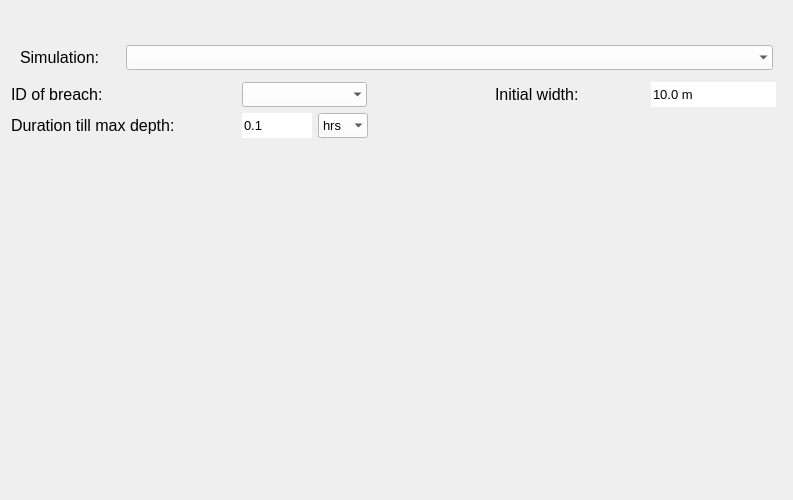
Old version of the form threedi_api_qgis_client/ui/page_breaches.ui in the repository nens/threedi-api-qgis-client.
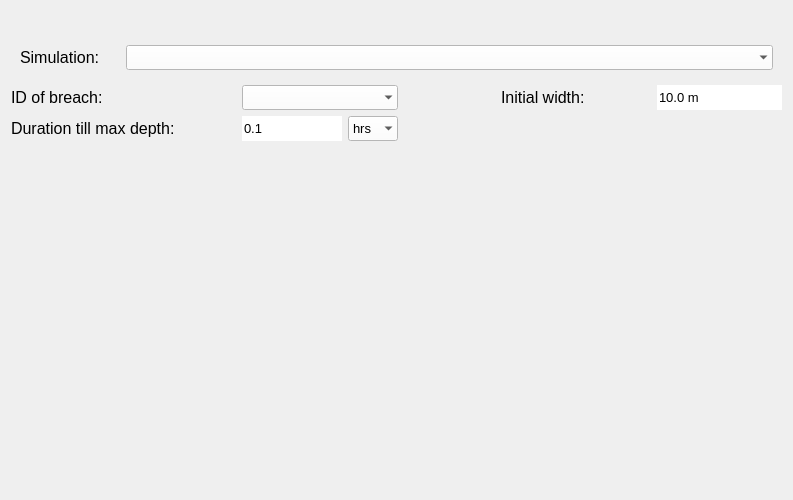
New version of the form.

Diff of the .ui file:
```diff
--- a/threedi_api_qgis_client/ui/page_breaches.ui
+++ b/threedi_api_qgis_client/ui/page_breaches.ui
@@ -66,249 +66,7 @@
    <set>Qt::ImhDigitsOnly</set>
   </property>
   <layout class="QGridLayout" name="gridLayout">
-   <item row="1" column="0" colspan="10">
-    <layout class="QVBoxLayout" name="svg_lout">
-     <property name="bottomMargin">
-      <number>0</number>
-     </property>
-    </layout>
-   </item>
-   <item row="8" column="4">
-    <spacer name="verticalSpacer">
-     <property name="orientation">
-      <enum>Qt::Vertical</enum>
-     </property>
-     <property name="sizeHint" stdset="0">
-      <size>
-       <width>20</width>
-       <height>40</height>
-      </size>
-     </property>
-    </spacer>
-   </item>
-   <item row="2" column="4">
-    <spacer name="verticalSpacer_2">
-     <property name="orientation">
-      <enum>Qt::Vertical</enum>
-     </property>
-     <property name="sizeType">
-      <enum>QSizePolicy::Fixed</enum>
-     </property>
-     <property name="sizeHint" stdset="0">
-      <size>
-       <width>20</width>
-       <height>25</height>
-      </size>
-     </property>
-    </spacer>
-   </item>
-   <item row="6" column="0" colspan="5">
-    <layout class="QHBoxLayout" name="horizontalLayout_3">
-     <property name="bottomMargin">
-      <number>0</number>
-     </property>
-     <item>
-      <widget class="QLabel" name="label_2">
-       <property name="sizePolicy">
-        <sizepolicy hsizetype="MinimumExpanding" vsizetype="Preferred">
-         <horstretch>0</horstretch>
-         <verstretch>0</verstretch>
-        </sizepolicy>
-       </property>
-       <property name="minimumSize">
-        <size>
-         <width>225</width>
-         <height>25</height>
-        </size>
-       </property>
-       <property name="maximumSize">
-        <size>
-         <width>250</width>
-         <height>25</height>
-        </size>
-       </property>
-       <property name="font">
-        <font>
-         <family>Segoe UI</family>
-         <pointsize>12</pointsize>
-        </font>
-       </property>
-       <property name="text">
-        <string>Duration till max depth:</string>
-       </property>
-      </widget>
-     </item>
-     <item>
-      <widget class="QDoubleSpinBox" name="sb_duration">
-       <property name="minimumSize">
-        <size>
-         <width>70</width>
-         <height>25</height>
-        </size>
-       </property>
-       <property name="maximumSize">
-        <size>
-         <width>70</width>
-         <height>25</height>
-        </size>
-       </property>
-       <property name="font">
-        <font>
-         <family>Segoe UI</family>
-         <pointsize>10</pointsize>
-        </font>
-       </property>
-       <property name="styleSheet">
-        <string notr="true">QDoubleSpinBox {background-color: white;}</string>
-       </property>
-       <property name="frame">
-        <bool>false</bool>
-       </property>
-       <property name="buttonSymbols">
-        <enum>QAbstractSpinBox::NoButtons</enum>
-       </property>
-       <property name="decimals">
-        <number>1</number>
-       </property>
-       <property name="maximum">
-        <double>9999999999999999455752309870428160.000000000000000</double>
-       </property>
-       <property name="value">
-        <double>0.100000000000000</double>
-       </property>
-      </widget>
-     </item>
-     <item>
-      <widget class="QComboBox" name="dd_units">
-       <property name="sizePolicy">
-        <sizepolicy hsizetype="Minimum" vsizetype="Fixed">
-         <horstretch>0</horstretch>
-         <verstretch>0</verstretch>
-        </sizepolicy>
-       </property>
-       <property name="minimumSize">
-        <size>
-         <width>50</width>
-         <height>25</height>
-        </size>
-       </property>
-       <property name="maximumSize">
-        <size>
-         <width>50</width>
-         <height>25</height>
-        </size>
-       </property>
-       <property name="font">
-        <font>
-         <pointsize>10</pointsize>
-        </font>
-       </property>
-       <property name="styleSheet">
-        <string notr="true">QComboBox {background-color:white; selection-background-color: lightgray;}</string>
-       </property>
-       <property name="frame">
-        <bool>false</bool>
-       </property>
-       <item>
-        <property name="text">
-         <string>hrs</string>
-        </property>
-       </item>
-       <item>
-        <property name="text">
-         <string>min</string>
-        </property>
-       </item>
-       <item>
-        <property name="text">
-         <string>s</string>
-        </property>
-       </item>
-      </widget>
-     </item>
-    </layout>
-   </item>
-   <item row="5" column="0" colspan="5">
-    <layout class="QHBoxLayout" name="horizontalLayout">
-     <property name="bottomMargin">
-      <number>0</number>
-     </property>
-     <item>
-      <widget class="QLabel" name="label">
-       <property name="sizePolicy">
-        <sizepolicy hsizetype="MinimumExpanding" vsizetype="Preferred">
-         <horstretch>0</horstretch>
-         <verstretch>0</verstretch>
-        </sizepolicy>
-       </property>
-       <property name="minimumSize">
-        <size>
-         <width>225</width>
-         <height>25</height>
-        </size>
-       </property>
-       <property name="maximumSize">
-        <size>
-         <width>225</width>
-         <height>25</height>
-        </size>
-       </property>
-       <property name="font">
-        <font>
-         <family>Segoe UI</family>
-         <pointsize>12</pointsize>
-        </font>
-       </property>
-       <property name="text">
-        <string>ID of breach:</string>
-       </property>
-      </widget>
-     </item>
-     <item>
-      <widget class="QComboBox" name="dd_breach_id">
-       <property name="enabled">
-        <bool>true</bool>
-       </property>
-       <property name="sizePolicy">
-        <sizepolicy hsizetype="Minimum" vsizetype="Fixed">
-         <horstretch>0</horstretch>
-         <verstretch>0</verstretch>
-        </sizepolicy>
-       </property>
-       <property name="minimumSize">
-        <size>
-         <width>125</width>
-         <height>25</height>
-        </size>
-       </property>
-       <property name="maximumSize">
-        <size>
-         <width>125</width>
-         <height>25</height>
-        </size>
-       </property>
-       <property name="font">
-        <font>
-         <pointsize>10</pointsize>
-        </font>
-       </property>
-       <property name="layoutDirection">
-        <enum>Qt::LeftToRight</enum>
-       </property>
-       <property name="styleSheet">
-        <string notr="true">QComboBox {background-color:white; selection-background-color: lightgray;}</string>
-       </property>
-       <property name="editable">
-        <bool>false</bool>
-       </property>
-       <property name="frame">
-        <bool>false</bool>
-       </property>
-      </widget>
-     </item>
-    </layout>
-   </item>
-   <item row="3" column="0" colspan="10">
+   <item row="3" column="0" colspan="8">
     <widget class="QWidget" name="simulation_widget" native="true">
      <property name="sizePolicy">
       <sizepolicy hsizetype="Expanding" vsizetype="Preferred">
@@ -325,7 +83,7 @@
      <property name="maximumSize">
       <size>
        <width>16777215</width>
-       <height>40</height>
+       <height>16777215</height>
       </size>
      </property>
      <layout class="QGridLayout" name="gridLayout_2">
@@ -390,24 +148,24 @@
      </layout>
     </widget>
    </item>
-   <item row="5" column="5">
-    <spacer name="horizontalSpacer">
-     <property name="orientation">
-      <enum>Qt::Horizontal</enum>
-     </property>
-     <property name="sizeHint" stdset="0">
-      <size>
-       <width>40</width>
-       <height>20</height>
-      </size>
-     </property>
-    </spacer>
-   </item>
-   <item row="5" column="6" colspan="3">
+   <item row="4" column="4" colspan="4">
     <layout class="QHBoxLayout" name="horizontalLayout_2">
      <property name="spacing">
       <number>6</number>
      </property>
+     <item>
+      <spacer name="horizontalSpacer">
+       <property name="orientation">
+        <enum>Qt::Horizontal</enum>
+       </property>
+       <property name="sizeHint" stdset="0">
+        <size>
+         <width>40</width>
+         <height>20</height>
+        </size>
+       </property>
+      </spacer>
+     </item>
      <item>
       <widget class="QLabel" name="label_4">
        <property name="minimumSize">
@@ -418,8 +176,8 @@
        </property>
        <property name="maximumSize">
         <size>
-         <width>150</width>
-         <height>25</height>
+         <width>16777215</width>
+         <height>16777215</height>
         </size>
        </property>
        <property name="font">
@@ -443,8 +201,8 @@
        </property>
        <property name="maximumSize">
         <size>
-         <width>125</width>
-         <height>25</height>
+         <width>16777215</width>
+         <height>16777215</height>
         </size>
        </property>
        <property name="font">
@@ -477,6 +235,254 @@
      </item>
     </layout>
    </item>
+   <item row="4" column="0" colspan="4">
+    <layout class="QHBoxLayout" name="horizontalLayout">
+     <property name="bottomMargin">
+      <number>0</number>
+     </property>
+     <item>
+      <widget class="QLabel" name="label">
+       <property name="sizePolicy">
+        <sizepolicy hsizetype="Preferred" vsizetype="Preferred">
+         <horstretch>0</horstretch>
+         <verstretch>0</verstretch>
+        </sizepolicy>
+       </property>
+       <property name="minimumSize">
+        <size>
+         <width>225</width>
+         <height>25</height>
+        </size>
+       </property>
+       <property name="maximumSize">
+        <size>
+         <width>16777215</width>
+         <height>16777215</height>
+        </size>
+       </property>
+       <property name="font">
+        <font>
+         <family>Segoe UI</family>
+         <pointsize>12</pointsize>
+        </font>
+       </property>
+       <property name="text">
+        <string>ID of breach:</string>
+       </property>
+      </widget>
+     </item>
+     <item>
+      <widget class="QComboBox" name="dd_breach_id">
+       <property name="enabled">
+        <bool>true</bool>
+       </property>
+       <property name="sizePolicy">
+        <sizepolicy hsizetype="Minimum" vsizetype="Preferred">
+         <horstretch>0</horstretch>
+         <verstretch>0</verstretch>
+        </sizepolicy>
+       </property>
+       <property name="minimumSize">
+        <size>
+         <width>150</width>
+         <height>25</height>
+        </size>
+       </property>
+       <property name="maximumSize">
+        <size>
+         <width>16777215</width>
+         <height>16777215</height>
+        </size>
+       </property>
+       <property name="font">
+        <font>
+         <pointsize>10</pointsize>
+        </font>
+       </property>
+       <property name="layoutDirection">
+        <enum>Qt::LeftToRight</enum>
+       </property>
+       <property name="styleSheet">
+        <string notr="true">QComboBox {background-color:white; selection-background-color: lightgray;}</string>
+       </property>
+       <property name="editable">
+        <bool>false</bool>
+       </property>
+       <property name="frame">
+        <bool>false</bool>
+       </property>
+      </widget>
+     </item>
+    </layout>
+   </item>
+   <item row="2" column="4">
+    <spacer name="verticalSpacer_2">
+     <property name="orientation">
+      <enum>Qt::Vertical</enum>
+     </property>
+     <property name="sizeType">
+      <enum>QSizePolicy::Fixed</enum>
+     </property>
+     <property name="sizeHint" stdset="0">
+      <size>
+       <width>20</width>
+       <height>25</height>
+      </size>
+     </property>
+    </spacer>
+   </item>
+   <item row="1" column="0" colspan="8">
+    <layout class="QVBoxLayout" name="svg_lout">
+     <property name="bottomMargin">
+      <number>0</number>
+     </property>
+    </layout>
+   </item>
+   <item row="5" column="0" colspan="4">
+    <layout class="QHBoxLayout" name="horizontalLayout_3">
+     <property name="bottomMargin">
+      <number>0</number>
+     </property>
+     <item>
+      <widget class="QLabel" name="label_2">
+       <property name="sizePolicy">
+        <sizepolicy hsizetype="Preferred" vsizetype="Preferred">
+         <horstretch>0</horstretch>
+         <verstretch>0</verstretch>
+        </sizepolicy>
+       </property>
+       <property name="minimumSize">
+        <size>
+         <width>225</width>
+         <height>25</height>
+        </size>
+       </property>
+       <property name="maximumSize">
+        <size>
+         <width>16777215</width>
+         <height>16777215</height>
+        </size>
+       </property>
+       <property name="font">
+        <font>
+         <family>Segoe UI</family>
+         <pointsize>12</pointsize>
+        </font>
+       </property>
+       <property name="text">
+        <string>Duration till max depth:</string>
+       </property>
+      </widget>
+     </item>
+     <item>
+      <widget class="QDoubleSpinBox" name="sb_duration">
+       <property name="sizePolicy">
+        <sizepolicy hsizetype="Minimum" vsizetype="Preferred">
+         <horstretch>0</horstretch>
+         <verstretch>0</verstretch>
+        </sizepolicy>
+       </property>
+       <property name="minimumSize">
+        <size>
+         <width>100</width>
+         <height>25</height>
+        </size>
+       </property>
+       <property name="maximumSize">
+        <size>
+         <width>16777215</width>
+         <height>16777215</height>
+        </size>
+       </property>
+       <property name="font">
+        <font>
+         <family>Segoe UI</family>
+         <pointsize>10</pointsize>
+        </font>
+       </property>
+       <property name="styleSheet">
+        <string notr="true">QDoubleSpinBox {background-color: white;}</string>
+       </property>
+       <property name="frame">
+        <bool>false</bool>
+       </property>
+       <property name="buttonSymbols">
+        <enum>QAbstractSpinBox::NoButtons</enum>
+       </property>
+       <property name="decimals">
+        <number>1</number>
+       </property>
+       <property name="maximum">
+        <double>9999999999999999455752309870428160.000000000000000</double>
+       </property>
+       <property name="value">
+        <double>0.100000000000000</double>
+       </property>
+      </widget>
+     </item>
+     <item>
+      <widget class="QComboBox" name="dd_units">
+       <property name="sizePolicy">
+        <sizepolicy hsizetype="Minimum" vsizetype="Preferred">
+         <horstretch>0</horstretch>
+         <verstretch>0</verstretch>
+        </sizepolicy>
+       </property>
+       <property name="minimumSize">
+        <size>
+         <width>50</width>
+         <height>25</height>
+        </size>
+       </property>
+       <property name="maximumSize">
+        <size>
+         <width>16777215</width>
+         <height>16777215</height>
+        </size>
+       </property>
+       <property name="font">
+        <font>
+         <pointsize>10</pointsize>
+        </font>
+       </property>
+       <property name="styleSheet">
+        <string notr="true">QComboBox {background-color:white; selection-background-color: lightgray;}</string>
+       </property>
+       <property name="frame">
+        <bool>false</bool>
+       </property>
+       <item>
+        <property name="text">
+         <string>hrs</string>
+        </property>
+       </item>
+       <item>
+        <property name="text">
+         <string>min</string>
+        </property>
+       </item>
+       <item>
+        <property name="text">
+         <string>s</string>
+        </property>
+       </item>
+      </widget>
+     </item>
+    </layout>
+   </item>
+   <item row="7" column="4">
+    <spacer name="verticalSpacer">
+     <property name="orientation">
+      <enum>Qt::Vertical</enum>
+     </property>
+     <property name="sizeHint" stdset="0">
+      <size>
+       <width>20</width>
+       <height>40</height>
+      </size>
+     </property>
+    </spacer>
+   </item>
   </layout>
  </widget>
  <resources/>
```
Left out of the diff: 6 changed lines with no effect on the pictures.
